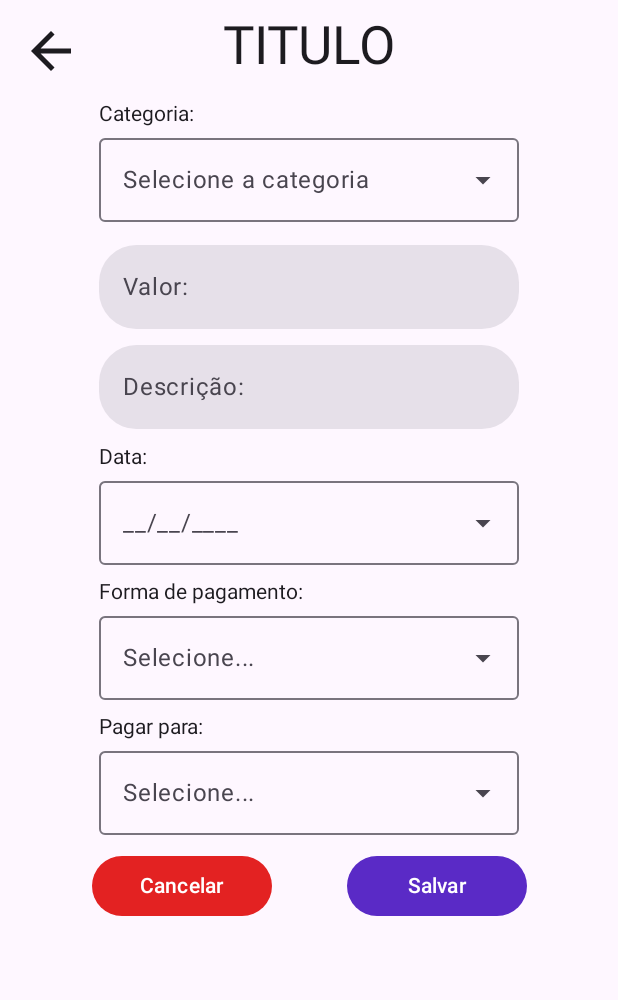
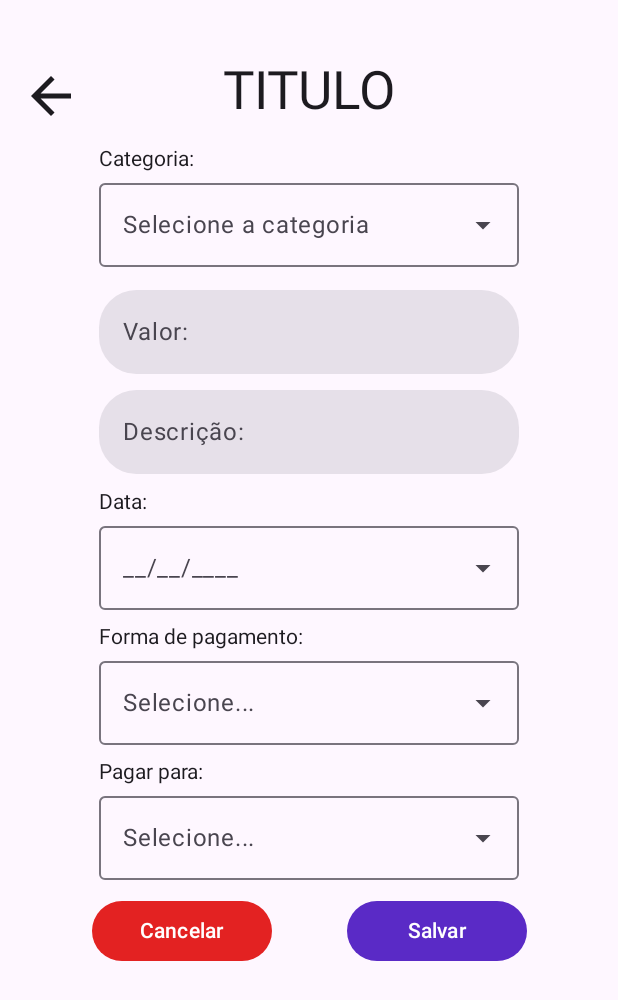
Before and after one commit to GabiNandes09/MyFinances, an Android app built with Jetpack Compose: the @Preview function ItemPurchasedUIPrev, on a phone screen of 412 x 824 dp. Shown: the top 1000 px of the screen. Run offline under Robolectric (Android 15) with nearby library versions, the phone set to English and light mode, and no system bars.

Commit message:
Correções de layout e inserção no protótipo

```diff
--- a/app/src/main/java/com/rogue/financesrogue/MainActivity.kt
+++ b/app/src/main/java/com/rogue/financesrogue/MainActivity.kt
@@ -36,6 +36,7 @@ import androidx.navigation.compose.composable
 import androidx.navigation.compose.rememberNavController
 import com.rogue.financesrogue.model.User
 import com.rogue.financesrogue.repositories.UserDAO
+import com.rogue.financesrogue.ui.screen.ItemPurchasedUI
 import com.rogue.financesrogue.ui.screen.LoginUI
 import com.rogue.financesrogue.ui.screen.main.MainUI
 import com.rogue.financesrogue.ui.theme.MyFinancesTheme
@@ -54,6 +55,9 @@ class MainActivity : ComponentActivity() {
                     composable("main") {
                         MainUI()
                     }
+                    composable("addItemPurchased") {
+                        ItemPurchasedUI()
+                    }
                 }
                 Nav.navController = navController
             }
--- a/app/src/main/java/com/rogue/financesrogue/ui/ItemPurchasedUI.kt
+++ b/app/src/main/java/com/rogue/financesrogue/ui/screen/ItemPurchasedUI.kt
@@ -1,4 +1,4 @@
-package com.rogue.financesrogue.ui
+package com.rogue.financesrogue.ui.screen
 
 import androidx.compose.foundation.layout.Arrangement
 import androidx.compose.foundation.layout.Column
@@ -14,10 +14,6 @@ import androidx.compose.material.icons.Icons
 import androidx.compose.material.icons.filled.ArrowBack
 import androidx.compose.material3.Button
 import androidx.compose.material3.ButtonDefaults
-import androidx.compose.material3.DatePicker
-import androidx.compose.material3.DatePickerState
-import androidx.compose.material3.DropdownMenu
-import androidx.compose.material3.DropdownMenuItem
 import androidx.compose.material3.Icon
 import androidx.compose.material3.IconButton
 import androidx.compose.material3.Scaffold
@@ -41,7 +37,7 @@ fun ItemPurchasedUI() {
     Scaffold(
         topBar = {
             Row(
-                modifier = Modifier.fillMaxWidth(),
+                modifier = Modifier.fillMaxWidth().padding(top = 30.dp),
                 horizontalArrangement = Arrangement.Start,
                 verticalAlignment = Alignment.CenterVertically
             ) {
@@ -58,7 +54,7 @@ fun ItemPurchasedUI() {
                 }
             }
             Row(
-                modifier = Modifier.fillMaxWidth(),
+                modifier = Modifier.fillMaxWidth().padding(top = 30.dp),
                 horizontalArrangement = Arrangement.Center,
                 verticalAlignment = Alignment.CenterVertically
             ) {
@@ -157,7 +153,8 @@ fun ItemPurchasedUI() {
                         modifier = Modifier.width(120.dp)
                     ) {
                         Text(
-                            text = "Cancelar"
+                            text = "Cancelar",
+                            color = Color.White
                         )
                     }
                     Button(
@@ -166,7 +163,8 @@ fun ItemPurchasedUI() {
                         modifier = Modifier.width(120.dp)
                     ) {
                         Text(
-                            text = "Salvar"
+                            text = "Salvar",
+                            color = Color.White
                         )
                     }
                 }
--- a/app/src/main/java/com/rogue/financesrogue/ui/screen/main/componentes/MainFloatButton.kt
+++ b/app/src/main/java/com/rogue/financesrogue/ui/screen/main/componentes/MainFloatButton.kt
@@ -10,11 +10,12 @@ import androidx.compose.ui.Modifier
 import androidx.compose.ui.graphics.Color
 import androidx.compose.ui.tooling.preview.Preview
 import androidx.compose.ui.unit.dp
+import com.rogue.financesrogue.Nav
 
 @Composable
 fun MainFloatButton() {
     FloatingActionButton(
-        onClick = { /*TODO*/ },
+        onClick = { Nav.navController?.navigate("addItemPurchased") },
         containerColor = Color.White
         ) {
         Icon(
```
